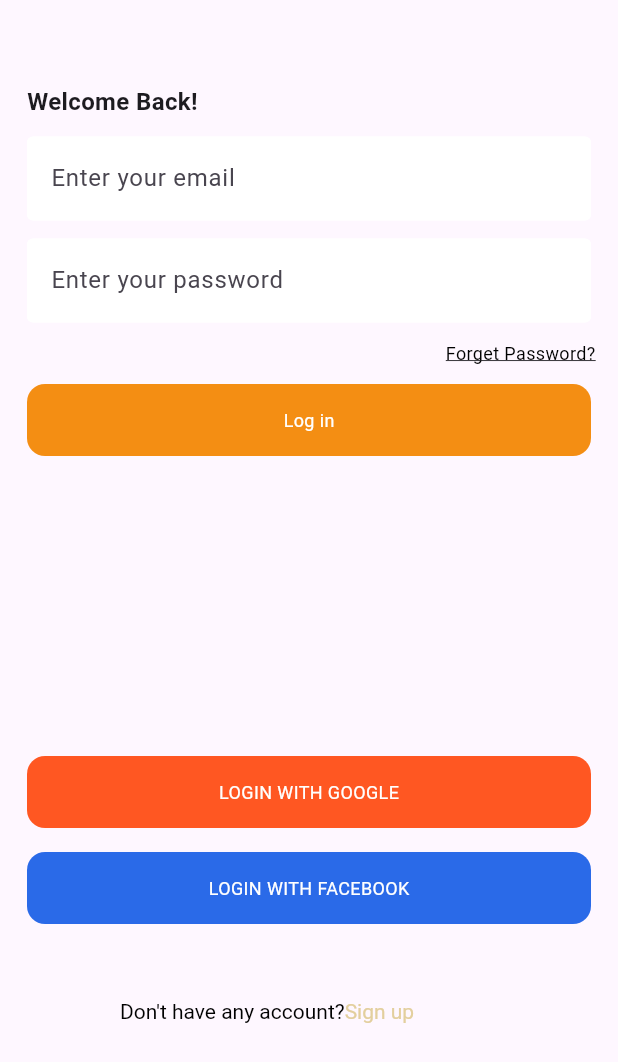
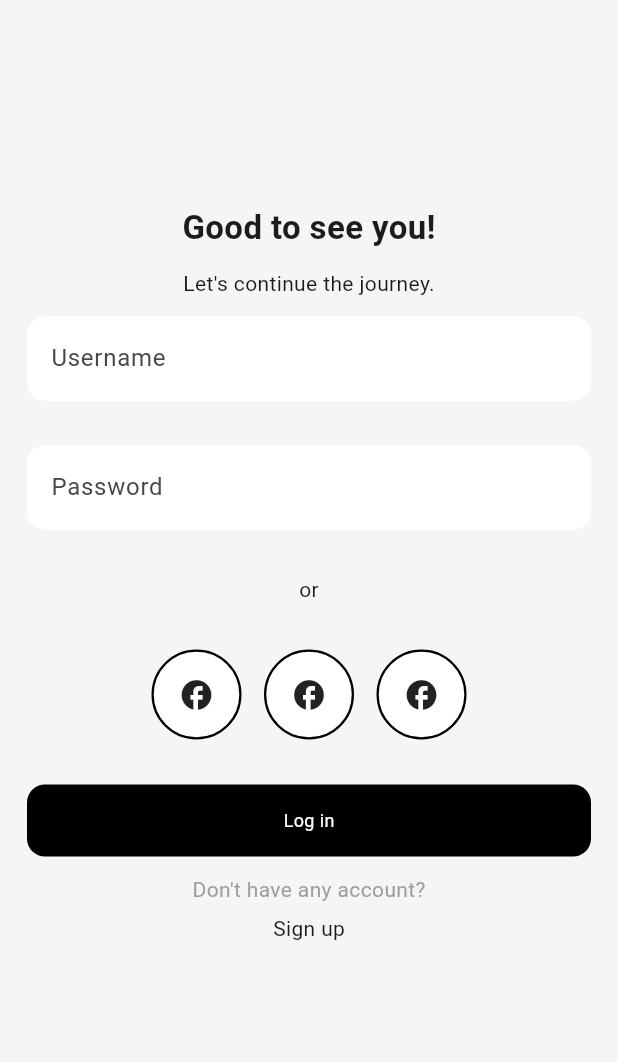
Before and after one commit to kefayatullahkhan199/first_assignment, a Flutter app: the screen it shows after launch, on a phone screen of 412 x 824 dp. Shown: the top 1062 px of the screen. Run offline on Flutter 3.47's test engine with Material 3 defaults, Android fonts, the phone set to English and light mode, and no system bars.

Commit message:
add new updates

```diff
--- a/lib/configs/app_colors.dart
+++ b/lib/configs/app_colors.dart
@@ -9,6 +9,7 @@ class AppColors {
   static const Color deepOrangeColor=Color(0XffE44734);
   static const Color greyColor=Color(0XffF4F4F4);
   static const Color lightOrangeColor=Color(0XffE3CF9E);
+  static const Color greyWhiteColor=Color(0xFFF5F5F5);
 
 
 }
--- a/lib/controllers/login_provider.dart
+++ b/lib/controllers/login_provider.dart
@@ -4,4 +4,13 @@ import 'package:provider/provider.dart';
 class LoginProvider extends ChangeNotifier {
   TextEditingController emailController = TextEditingController();
   TextEditingController passController = TextEditingController();
+  TextEditingController nameController=TextEditingController();
+  TextEditingController sEmailController=TextEditingController();
+  TextEditingController sPassController=TextEditingController();
+  TextEditingController sCPassController=TextEditingController();
+  TextEditingController userNameController=TextEditingController();
+  TextEditingController sbPassController=TextEditingController();
+  TextEditingController userNameBController=TextEditingController();
+  TextEditingController emailBController=TextEditingController();
+  TextEditingController passwordBController=TextEditingController();
 }
--- /dev/null
+++ b/lib/custom_widegts/custom_socailButtons.dart
@@ -0,0 +1,26 @@
+import 'package:flutter/material.dart';
+
+class CustomSocailButtons extends StatelessWidget {
+  final Icon buttonICon;
+  final Color buttonColor;
+
+  CustomSocailButtons({
+    required this.buttonICon,
+    required this.buttonColor,
+  });
+
+  @override
+  Widget build(BuildContext context) {
+    return Container(
+      height: 60,
+      width: 60,
+      decoration: BoxDecoration(
+          shape: BoxShape.circle,
+          color: buttonColor,
+          border: Border.all(
+            color: Colors.black,width: 1.5,
+          )),
+      child: buttonICon,
+    );
+  }
+}
--- a/lib/custom_widegts/custom_textfields.dart
+++ b/lib/custom_widegts/custom_textfields.dart
@@ -20,14 +20,18 @@ class CustomFields extends StatelessWidget {
         decoration: InputDecoration(
             focusedBorder: OutlineInputBorder(
               borderSide: BorderSide(color: AppColors.lightOrangeColor, width: 1),
+              borderRadius: BorderRadius.circular(12)
             ),
             enabledBorder: OutlineInputBorder(
-                borderSide: BorderSide(color: AppColors.whiteColor, width: 1)),
+                borderSide: BorderSide(color: AppColors.whiteColor, width: 1),
+              borderRadius: BorderRadius.circular(12)
+            ),
+
             hintText: hintText,
             fillColor: fieldColor,
             filled: true,
             border: OutlineInputBorder(
-              borderRadius: BorderRadius.circular(20),
+              borderRadius: BorderRadius.circular(12),
             )),
       ),
     );
--- a/lib/login_screen.dart
+++ b/lib/login_screen.dart
@@ -2,6 +2,8 @@ import 'package:first_assignment/configs/app_colors.dart';
 import 'package:first_assignment/controllers/login_provider.dart';
 import 'package:first_assignment/custom_widegts/custom_buttons.dart';
 import 'package:first_assignment/custom_widegts/custom_textfields.dart';
+import 'package:first_assignment/sign_up_screen.dart';
+import 'package:flutter/gestures.dart';
 import 'package:flutter/material.dart';
 import 'package:provider/provider.dart';
 
@@ -19,8 +21,10 @@ class _LoginScreenState extends State<LoginScreen> {
     return Scaffold(
       appBar: AppBar(
         title: Text(''),
+        automaticallyImplyLeading: false,
       ),
-      body: Column(
+      body: SingleChildScrollView(
+        child: Column(
           crossAxisAlignment: CrossAxisAlignment.start,
           children: [
             Padding(
@@ -70,8 +74,13 @@ class _LoginScreenState extends State<LoginScreen> {
                 buttonColor: AppColors.orangeColor,
                 fontWeight: FontWeight.normal),
             SizedBox(
-            height: 200,
+              height: 100,
             ),
+            Center(child: Text('Or log in')),
+            SizedBox(
+              height: 100,
+            ),
+
             CustomButton(
               text: 'LOGIN WITH GOOGLE',
               textColor: AppColors.whiteColor,
@@ -87,20 +96,21 @@ class _LoginScreenState extends State<LoginScreen> {
             SizedBox(
               height: 50,
             ),
-          Padding(
-            padding: const EdgeInsets.symmetric(horizontal: 80),
-            child: RichText(
-                text: TextSpan(children: [
-              TextSpan(
-                  style: TextStyle(fontSize: 14, color: Colors.black),
-                  text: 'Don\'t have any account?'),
-              TextSpan(
-                  style:
-                      TextStyle(fontSize: 14, color: AppColors.lightOrangeColor),
-                  text: 'Sign up'),
-            ])),
+            Row(
+              mainAxisAlignment: MainAxisAlignment.center,
+              children: [
+                Text('Don\'t  have any account? ', style: TextStyle(fontSize: 14, color: Colors.black),),
+                InkWell(
+                  onTap:() {
+                    Navigator.push(context, MaterialPageRoute(builder: (context)=>SignUpScreen()));
+                  },
+                  child: Text('Sign up', style:
+                  TextStyle(fontSize: 14, color: AppColors.lightOrangeColor),),
                 )
               ],
+            )
+          ],
+        ),
       ),
     );
   }
--- /dev/null
+++ b/lib/login_screenb.dart
@@ -0,0 +1,101 @@
+import 'package:first_assignment/configs/app_colors.dart';
+import 'package:first_assignment/controllers/login_provider.dart';
+import 'package:first_assignment/custom_widegts/custom_buttons.dart';
+import 'package:first_assignment/custom_widegts/custom_socailButtons.dart';
+import 'package:first_assignment/custom_widegts/custom_textfields.dart';
+import 'package:first_assignment/signUp_screenb.dart';
+import 'package:flutter/material.dart';
+import 'package:flutter/rendering.dart';
+import 'package:provider/provider.dart';
+
+class LoginScreenb extends StatelessWidget {
+  const LoginScreenb({super.key});
+
+  @override
+  Widget build(BuildContext context) {
+    final val = Provider.of<LoginProvider>(context, listen: false);
+    return Scaffold(
+      backgroundColor: AppColors.greyWhiteColor,
+      appBar: AppBar(
+        title: Text(''),
+        backgroundColor: AppColors.greyWhiteColor,
+        automaticallyImplyLeading: false,
+      ),
+
+      body: SingleChildScrollView(
+
+        child: Column(
+
+          crossAxisAlignment: CrossAxisAlignment.center,
+          children: [
+            SizedBox(height: 80,),
+            Text(
+              'Good to see you!',
+              style: TextStyle(fontSize: 22, fontWeight: FontWeight.bold),
+            ),
+            SizedBox(
+              height: 12,
+            ),
+            Text(
+              'Let\'s continue the journey.',
+              style: TextStyle(fontSize: 14),
+            ),
+            SizedBox(
+              height: 12,
+            ),
+            CustomFields(
+                hintText: 'Username',
+                textEditingController: val.userNameController,
+                fieldColor: AppColors.whiteColor),
+            SizedBox(
+              height: 30,
+            ),
+            CustomFields(
+                hintText: 'Password',
+                textEditingController: val.sbPassController,
+                fieldColor: AppColors.whiteColor),
+            SizedBox(
+              height: 30,
+            ),
+            Text('or'),
+            SizedBox(height: 30,),
+            Row(
+              mainAxisAlignment: MainAxisAlignment.center,
+              children: [
+                CustomSocailButtons(buttonICon:Icon(Icons.facebook), buttonColor: AppColors.whiteColor),
+                SizedBox(width: 15,),
+                CustomSocailButtons(buttonICon: Icon(Icons.facebook), buttonColor: AppColors.whiteColor),
+                SizedBox(width: 15,),
+                CustomSocailButtons(buttonICon: Icon(Icons.facebook), buttonColor: AppColors.whiteColor,)
+              ],
+            ),
+            SizedBox(height: 30,),
+            CustomButton(
+                text: 'Log in',
+                textColor: AppColors.whiteColor,
+                buttonColor: Colors.black),
+            SizedBox(
+              height: 12,
+            ),
+            Text(
+              'Don\'t have any account?',
+              style: TextStyle(color: Colors.grey),
+            ),
+            SizedBox(
+              height: 6,
+            ),
+            InkWell(
+                onTap: () {
+                  Navigator.push(context,
+                      MaterialPageRoute(builder: (context) => SignupScreenb()));
+                },
+                child: Text(
+                  'Sign up',
+                  style: TextStyle(fontSize: 14),
+                ))
+          ],
+        ),
+      ),
+    );
+  }
+}
--- a/lib/main.dart
+++ b/lib/main.dart
@@ -1,5 +1,6 @@
 import 'package:first_assignment/controllers/login_provider.dart';
 import 'package:first_assignment/login_screen.dart';
+import 'package:first_assignment/login_screenb.dart';
 import 'package:flutter/material.dart';
 import 'package:provider/provider.dart';
 /// this is starting point of the project
@@ -19,7 +20,7 @@ class MyApp extends StatelessWidget {
       ],
       child: MaterialApp(
         title: 'Flutter Demo',
-        home: LoginScreen(),
+        home: LoginScreenb(),
         debugShowCheckedModeBanner: false,
       ),
     );
```
Also changed, not shown: lib/signUp_screenb.dart (added, +95 -0 lines), lib/sign_up_screen.dart (added, +64 -0 lines). Lines whose indentation alone changed are shown as unchanged.
